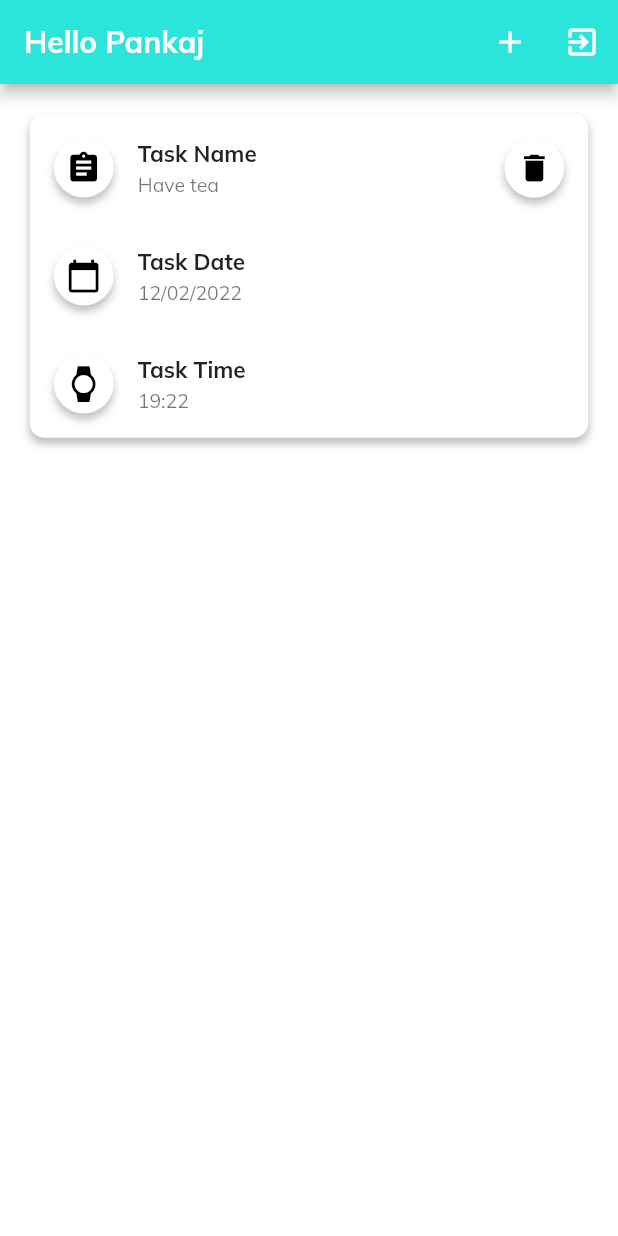
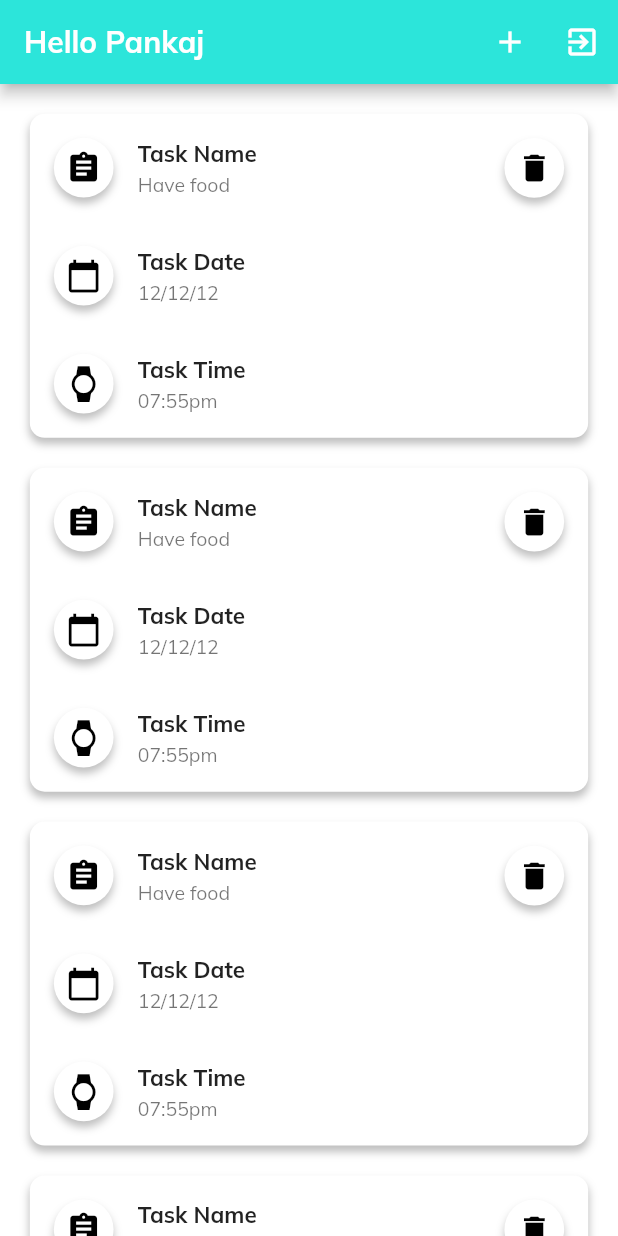
Before and after one commit to payare35/NewTaskManager, a Flutter app: the screen it shows after launch, on a phone screen of 412 x 824 dp. Run offline on Flutter 3.47's test engine with Material 2 defaults, Android fonts, the phone set to English and light mode, and no system bars; missing offline and left inert: dart:ffi.

Commit message:
completed home_screen and individual_task ui

```diff
--- a/lib/main.dart
+++ b/lib/main.dart
@@ -1,6 +1,7 @@
 import 'package:flutter/material.dart';
 import 'package:new_task_manager/constants/constants.dart';
 import 'package:new_task_manager/screens/home_screen/root_home_screen.dart';
+import 'package:new_task_manager/screens/home_screen/sub_screens/view_individual_task.dart';
 import 'package:new_task_manager/screens/splash_screen/splash_screen.dart';
 
 void main() {
--- a/lib/screens/home_screen/root_home_screen.dart
+++ b/lib/screens/home_screen/root_home_screen.dart
@@ -1,4 +1,7 @@
+import 'dart:ffi';
+
 import 'package:flutter/material.dart';
+import 'package:new_task_manager/screens/home_screen/sub_screens/view_individual_task.dart';
 
 class RootHomeScreen extends StatefulWidget {
   const RootHomeScreen({Key? key}) : super(key: key);
@@ -25,7 +28,49 @@ class _RootHomeScreenState extends State<RootHomeScreen> {
           style: TextStyle(fontWeight: FontWeight.bold, color: Colors.white),
         ),
       ),
-      body: Container(
+      body: ListView(
+        children: List.generate(
+          10,
+          (index) => IndividualTaskBuilder(
+            screenWidth: screenWidth,
+            taskDate: '12/12/12',
+            taskName: 'Have food',
+            taskTime: '07:55pm',
+            onDeletePressed: () {},
+            onPressed: () {
+              Navigator.of(context).push(MaterialPageRoute(
+                  builder: (context) => ViewIndividualTask()));
+            },
+            index: index,
+          ),
+        ),
+      ),
+    );
+  }
+}
+
+class IndividualTaskBuilder extends StatelessWidget {
+  const IndividualTaskBuilder({
+    Key? key,
+    required this.screenWidth,
+    required this.taskName,
+    required this.taskDate,
+    required this.taskTime,
+    required this.onPressed,
+    required this.onDeletePressed,
+    required this.index,
+  }) : super(key: key);
+
+  final double screenWidth;
+  final int index;
+  final String taskName, taskDate, taskTime;
+  final VoidCallback onPressed, onDeletePressed;
+
+  @override
+  Widget build(BuildContext context) {
+    return GestureDetector(
+      onTap: onPressed,
+      child: Container(
           child: Column(
             mainAxisSize: MainAxisSize.min,
             children: [
@@ -50,7 +95,9 @@ class _RootHomeScreenState extends State<RootHomeScreen> {
                     height: screenWidth / 10.35,
                     width: screenWidth / 10.35,
                   ),
-                  trailing: Container(
+                  trailing: GestureDetector(
+                    onTap: onDeletePressed,
+                    child: Container(
                       alignment: Alignment.center,
                       child: Icon(
                         Icons.delete,
@@ -70,12 +117,13 @@ class _RootHomeScreenState extends State<RootHomeScreen> {
                       height: screenWidth / 10.35,
                       width: screenWidth / 10.35,
                     ),
+                  ),
                   title: Text("Task Name",
                       style: TextStyle(
                           fontWeight: FontWeight.bold,
                           fontSize: screenWidth / 27.6)),
                   subtitle: Text(
-                    "Have tea",
+                    "$taskName",
                     style: TextStyle(fontSize: screenWidth / 31.85),
                   )),
               ListTile(
@@ -104,7 +152,7 @@ class _RootHomeScreenState extends State<RootHomeScreen> {
                           fontWeight: FontWeight.bold,
                           fontSize: screenWidth / 27.6)),
                   subtitle: Text(
-                    "12/02/2022",
+                    "$taskDate",
                     style: TextStyle(fontSize: screenWidth / 31.85),
                   )),
               ListTile(
@@ -133,7 +181,7 @@ class _RootHomeScreenState extends State<RootHomeScreen> {
                           fontWeight: FontWeight.bold,
                           fontSize: screenWidth / 27.6)),
                   subtitle: Text(
-                    "19:22",
+                    "$taskTime",
                     style: TextStyle(fontSize: screenWidth / 31.85),
                   ))
             ],
@@ -153,7 +201,7 @@ class _RootHomeScreenState extends State<RootHomeScreen> {
               left: screenWidth / 20.7,
               right: screenWidth / 20.7,
               bottom: screenWidth / 20.7,
-              top: screenWidth / 20.7)),
+              top: index == 0 ? screenWidth / 20.7 : 0)),
     );
   }
 }
```
Also changed, not shown: lib/screens/home_screen/sub_screens/view_individual_task.dart (+178 -0 lines). Lines whose indentation alone changed are shown as unchanged.
